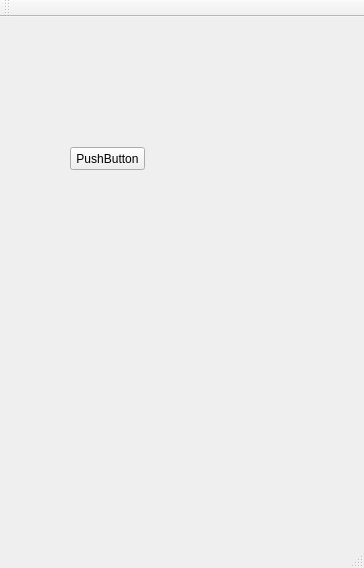
Qt form CTScan_QT/CTScan/ctscan.ui (maozi2327/CTScan) before a commit.
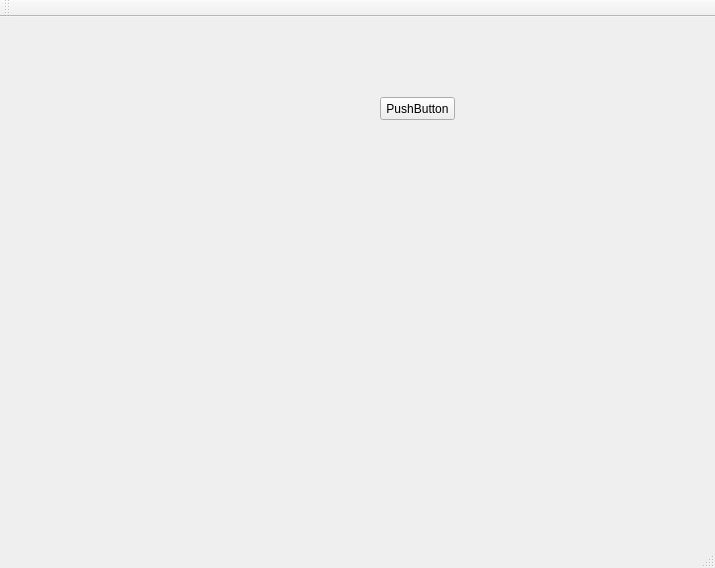
The same form after that commit.

```diff
--- a/CTScan_QT/CTScan/ctscan.ui
+++ b/CTScan_QT/CTScan/ctscan.ui
@@ -6,7 +6,7 @@
    <rect>
     <x>0</x>
     <y>0</y>
-    <width>364</width>
+    <width>715</width>
     <height>568</height>
    </rect>
   </property>
@@ -17,8 +17,8 @@
    <widget class="QPushButton" name="pushButton">
     <property name="geometry">
      <rect>
-      <x>70</x>
-      <y>130</y>
+      <x>380</x>
+      <y>80</y>
       <width>75</width>
       <height>23</height>
      </rect>
```
Left out of the diff: 8 changed lines with no effect on the pictures.
